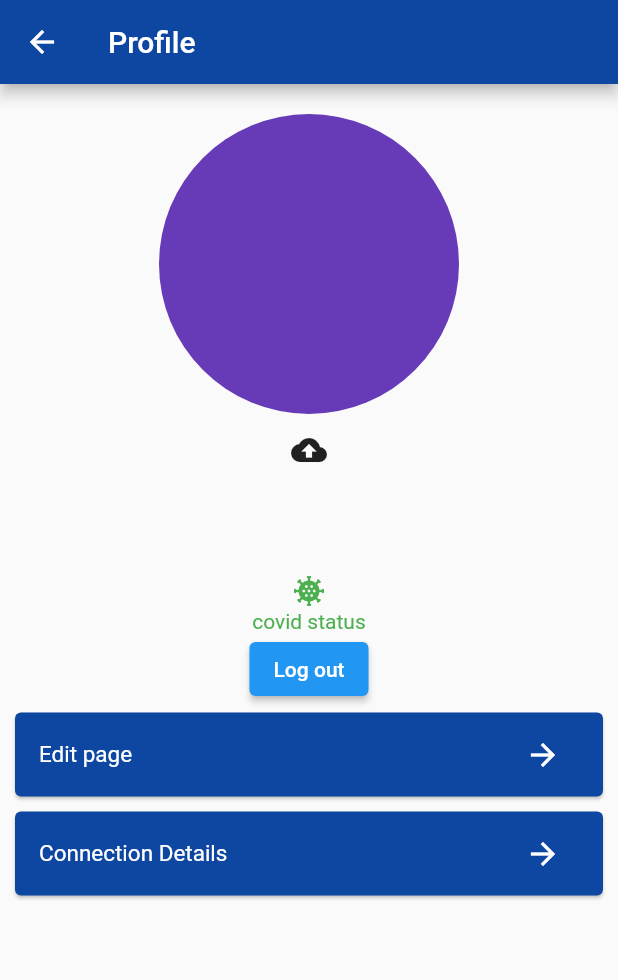
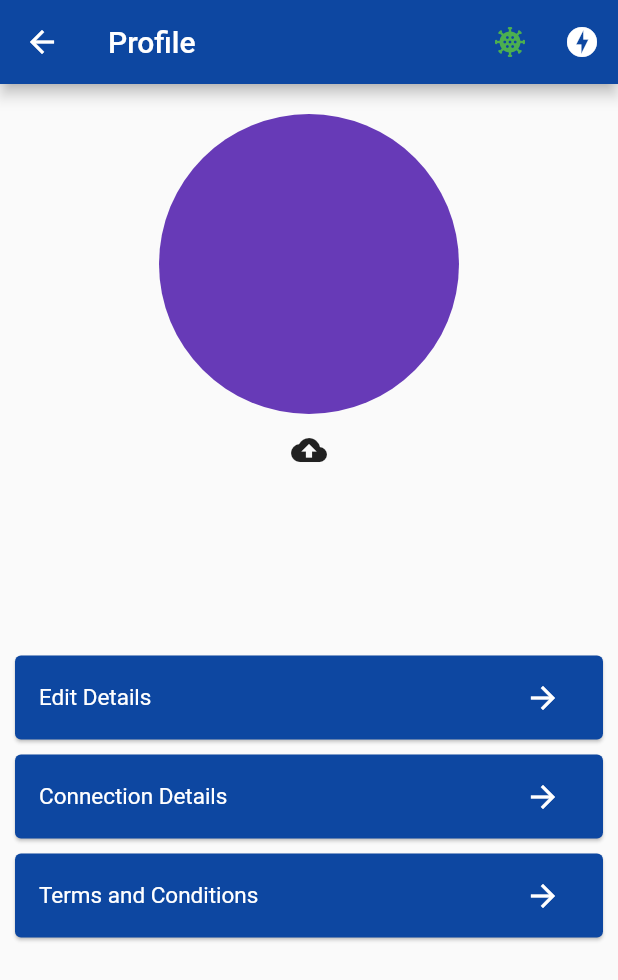
Before and after one commit to Covid-19-Self-Assistant/Final-Project-Mobile-APP, a Flutter app: the ProfilePage screen opened by its route, on a phone screen of 412 x 824 dp. Shown: the top 980 px of the screen. Run offline on Flutter 3.47's test engine with Material 2 defaults, Android fonts, the phone set to English and light mode, and no system bars; our stand-ins replace animate_do, cloud_firestore, dio, firebase_auth, firebase_core, firebase_storage and 5 more; missing offline and left inert: flutter_email_sender, qr_code_scanner; accounts and stored records are empty; network calls fail.

Commit message:
ui changes and bug fixes

```diff
--- a/lib/main.dart
+++ b/lib/main.dart
@@ -4,6 +4,7 @@ import 'package:dating_app/login/login_home.dart';
 import 'package:dating_app/profile_page/ConnectivityDetails.dart';
 import 'package:dating_app/profile_page/ProfilePage.dart';
 import 'package:dating_app/profile_page/ConnectedUsers.dart';
+import 'package:dating_app/profile_page/Terms.dart';
 import 'package:dating_app/splash_screen/splash_screen.dart';
 import 'package:dating_app/symptoms%20screen/symptoms.dart';
 import 'package:dating_app/tracing_controller/ShowDevices.dart';
@@ -30,6 +31,7 @@ class MyApp extends StatelessWidget {
       home: SplashScreen(),
       routes: {
         '/details': (context) => DetailsPage(),
+        '/terms': (context) => Terms(),
         '/connectivityDetails': (context) => ConnectivityDetails(),
         '/login': (context) => LoginFormValidation(),
         '/nearByInt': (context) => ShowDevices(),
--- a/lib/profile_page/ProfilePage.dart
+++ b/lib/profile_page/ProfilePage.dart
@@ -118,6 +118,25 @@ class _ProfilePageState extends State<ProfilePage> {
       appBar: AppBar(
         title: Text("Profile"),
         backgroundColor: Colors.blue[900],
+        actions: [
+          IconButton(
+            onPressed: () {},
+            icon: Icon(
+              Icons.coronavirus,
+              color: getCovidColorCode(),
+            ),
+          ),
+          IconButton(
+              onPressed: () async {
+                final Future<SharedPreferences> _prefs =
+                    SharedPreferences.getInstance();
+                final SharedPreferences prefs = await _prefs;
+                prefs.remove("isLogin");
+                prefs.remove("email");
+                Navigator.pushNamed(context, '/login');
+              },
+              icon: Icon(Icons.offline_bolt))
+        ],
       ),
       body: SingleChildScrollView(
         child: LayoutBuilder(
@@ -147,38 +166,20 @@ class _ProfilePageState extends State<ProfilePage> {
                 Text(
                   userName.toString(),
                   style: TextStyle(
+                    color: getCovidColorCode(),
                     fontSize: 32,
                     fontWeight: FontWeight.bold,
                   ),
                 ),
-                Icon(
-                  Icons.coronavirus,
-                  color: getCovidColorCode(),
+                SizedBox(
+                  height: 50,
                 ),
-                Text(
-                  "covid status",
-                  style: TextStyle(
-                    color: getCovidColorCode(),
-                  ),
+                profileSections("Edit Details", ''),
+                profileSections("Connection Details", 'connectivityDetails'),
+                profileSections("Terms and Conditions", 'terms'),
+                SizedBox(
+                  height: 50,
                 ),
-                ElevatedButton(
-                  onPressed: () async {
-                    final Future<SharedPreferences> _prefs =
-                        SharedPreferences.getInstance();
-                    final SharedPreferences prefs = await _prefs;
-                    prefs.remove("isLogin");
-                    prefs.remove("email");
-                    Navigator.pushNamed(context, '/login');
-                  },
-                  child: Text(
-                    "Log out",
-                    style: TextStyle(
-                      color: Colors.white,
-                    ),
-                  ),
-                ),
-                profileSections("Edit page", ''),
-                profileSections("Connection Details", 'connectivityDetails'),
               ],
             );
           },
--- /dev/null
+++ b/lib/profile_page/Terms.dart
@@ -0,0 +1,43 @@
+import 'package:flutter/material.dart';
+
+class Terms extends StatelessWidget {
+  List<String> conditions = [
+    '    \n',
+    '1. Our app is intended for informational purposes only and should not be used as a substitute for professional medical advice. If you have any concerns about your health, please contact a healthcare professional.',
+    '    \n',
+    '2. The information provided by our app is based on publicly available data and is subject to change without notice. We cannot guarantee the accuracy, completeness, or timeliness of the information.',
+    '    \n',
+    '3. We reserve the right to update these terms and conditions at any time without notice. By continuing to use our app, you agree to be bound by the most recent version of these terms and conditions.',
+    '\n',
+    'Thank you for using our COVID-19 tracking app! We hope you find it helpful and informative.'
+  ];
+
+  @override
+  Widget build(BuildContext context) {
+    return Scaffold(
+      appBar: AppBar(backgroundColor: Colors.blue[900]),
+      body: SingleChildScrollView(
+        child: Container(
+          margin: EdgeInsets.all(10),
+          child: Column(
+            children: [
+              SizedBox(
+                height: 50,
+              ),
+              Text(
+                'Terms and Conditions',
+                style: TextStyle(fontSize: 25),
+              ),
+              SizedBox(height: 20),
+              Text(
+                "Welcome to our COVID-19 tracking app! By using our app, you agree to the following terms and conditions:",
+                style: TextStyle(fontSize: 20),
+              ),
+              ...conditions.map((condition) => Text(condition)),
+            ],
+          ),
+        ),
+      ),
+    );
+  }
+}
```
Also changed, not shown: lib/details_pages/details_screen.dart (+7 -8 lines).
